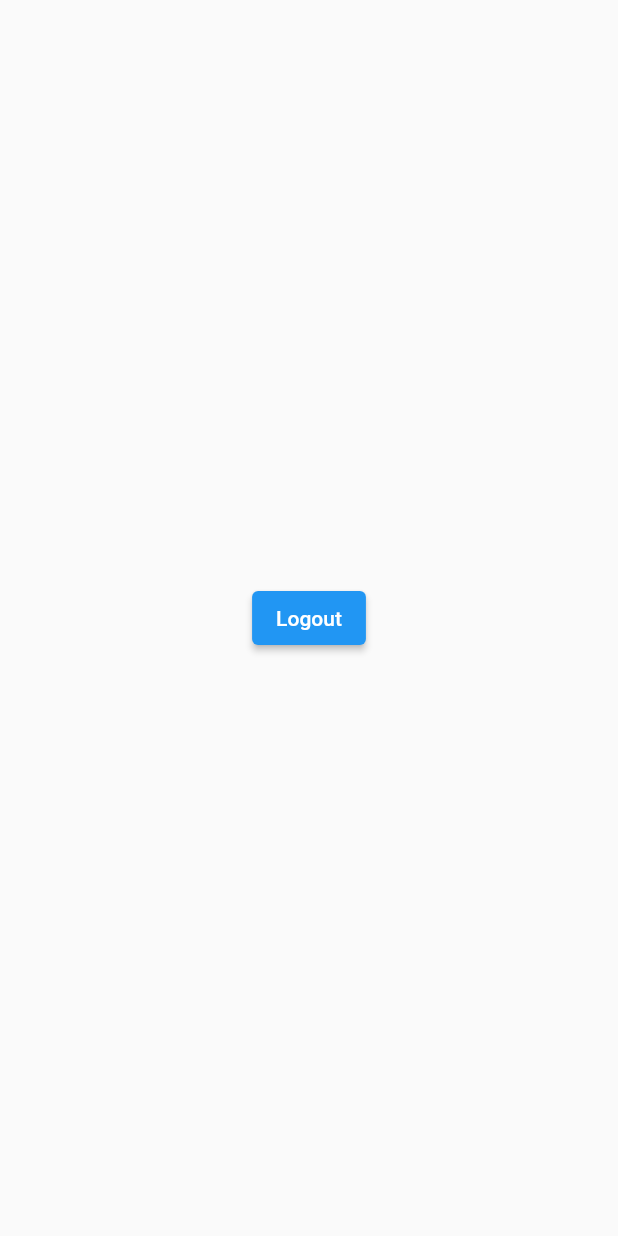
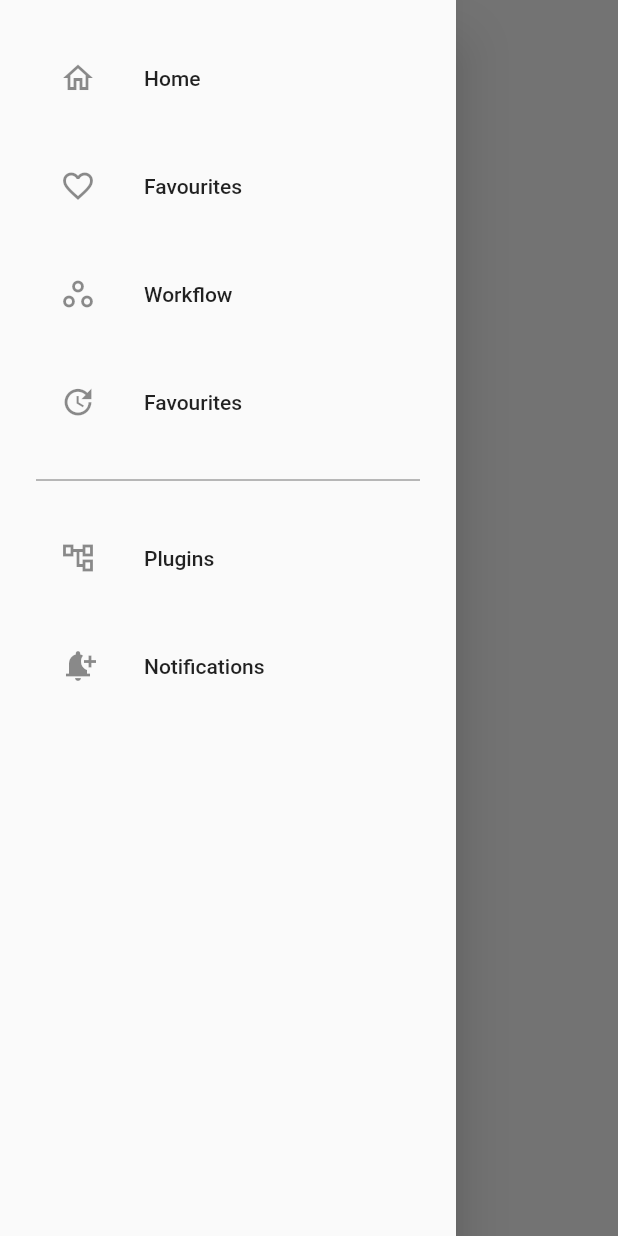
Before and after one commit to raghav0303/Prasadam, a Flutter app: the HomeScreen screen opened directly, with the side drawer open (before the commit the screen has no drawer), on a phone screen of 412 x 824 dp. Run offline on Flutter 3.47's test engine with Material 2 defaults, Android fonts, the light colour scheme and no system bars; our stand-ins replace firebase_auth, firebase_core; accounts and stored records are empty.

Commit message:
sidebar_version1

```diff
--- a/lib/screens/home_screen.dart
+++ b/lib/screens/home_screen.dart
@@ -1,6 +1,7 @@
 import 'package:firebase_auth/firebase_auth.dart';
 import 'package:prasadam/screens/signin_screen.dart';
 import 'package:flutter/material.dart';
+//import 'package:prasadam/navigation.dart';
 
 class HomeScreen extends StatefulWidget {
   const HomeScreen({Key? key}) : super(key: key);
@@ -13,6 +14,7 @@ class _HomeScreenState extends State<HomeScreen> {
   @override
   Widget build(BuildContext context) {
     return Scaffold(
+      drawer:const NavigationDrawer(),
       body: Center(
         child: ElevatedButton(
           child: Text("Logout"),
@@ -28,3 +30,71 @@ class _HomeScreenState extends State<HomeScreen> {
     );
   }
 }
+
+class NavigationDrawer extends StatelessWidget {
+  const NavigationDrawer({super.key});
+
+  @override
+  Widget build(BuildContext context) => Drawer(
+    child: SingleChildScrollView(
+      child: Column(
+        crossAxisAlignment: CrossAxisAlignment.stretch,
+        children: <Widget>[
+          buildHeader(context),
+          buildMenuItems(context),
+        ],
+      ),
+    ),
+  );
+
+  Widget buildHeader(BuildContext context) => Container(
+    padding: EdgeInsets.only(
+      top: MediaQuery.of(context).padding.top,
+    ),
+  );
+
+  Widget buildMenuItems(BuildContext context) => Container(
+    padding: const EdgeInsets.all(24),
+    child: Wrap(
+      runSpacing: 16,
+      children: [
+      ListTile(
+      leading: const Icon(Icons.home_outlined),
+      title: const Text('Home'),
+      onTap: () => {
+      Navigator.of(context).push(MaterialPageRoute(
+        builder: (context) => const HomeScreen(),
+      )),
+      }
+    ),
+    ListTile(
+      leading: const Icon(Icons.favorite_border),
+      title: const Text('Favourites'),
+      onTap: () {},
+    ),
+    ListTile(
+      leading: const Icon(Icons.workspaces_outline),
+      title: const Text('Workflow'),
+      onTap: () {},
+    ),
+    ListTile(
+      leading: const Icon(Icons.update),
+      title: const Text('Favourites'),
+      onTap: () {},
+    ),
+    const Divider(color: Colors.black54),
+    ListTile(
+      leading: const Icon(Icons.account_tree_outlined),
+      title: const Text('Plugins'),
+      onTap: () {},
+    ),
+
+    ListTile(
+      leading: const Icon(Icons.notification_add),
+      title: const Text('Notifications'),
+      onTap: () {},
+    ),
+    ],
+  )
+);
+}
```
Also changed, not shown: lib/navigation.dart (added, +21 -0 lines).
